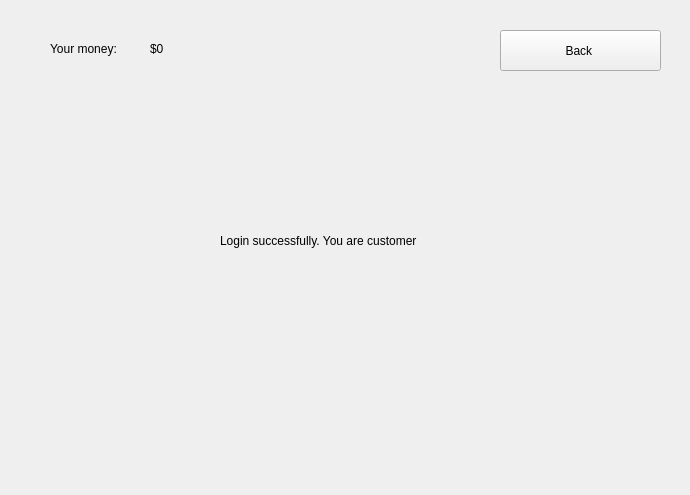
Qt form GUIproject/CourseWorkHypermarket/customerwindow.ui (ashnaider/CourseWorkHypermarket) before a commit.
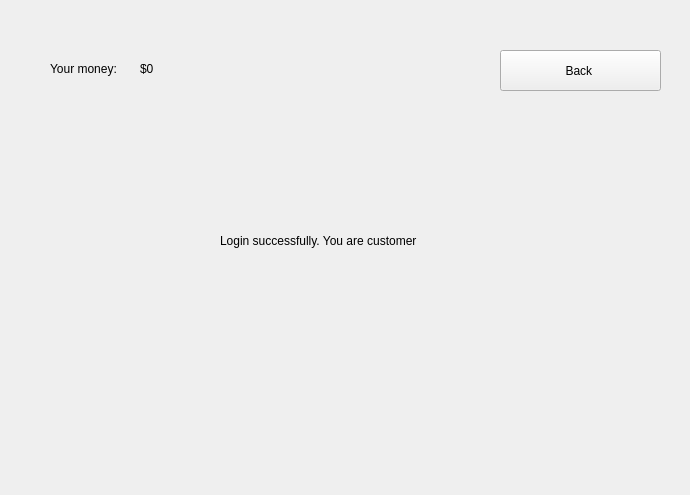
The same form after that commit.

What changed in the file:
```diff
--- a/GUIproject/CourseWorkHypermarket/customerwindow.ui
+++ b/GUIproject/CourseWorkHypermarket/customerwindow.ui
@@ -17,7 +17,7 @@
    <property name="geometry">
     <rect>
      <x>500</x>
-     <y>30</y>
+     <y>50</y>
      <width>161</width>
      <height>41</height>
     </rect>
@@ -43,7 +43,7 @@
    <property name="geometry">
     <rect>
      <x>50</x>
-     <y>40</y>
+     <y>60</y>
      <width>101</width>
      <height>17</height>
     </rect>
@@ -55,8 +55,8 @@
   <widget class="QLabel" name="moneyLabel">
    <property name="geometry">
     <rect>
-     <x>150</x>
-     <y>40</y>
+     <x>140</x>
+     <y>60</y>
      <width>67</width>
      <height>17</height>
     </rect>
```
Left out of the diff: 26 changed lines with no effect on the pictures.
